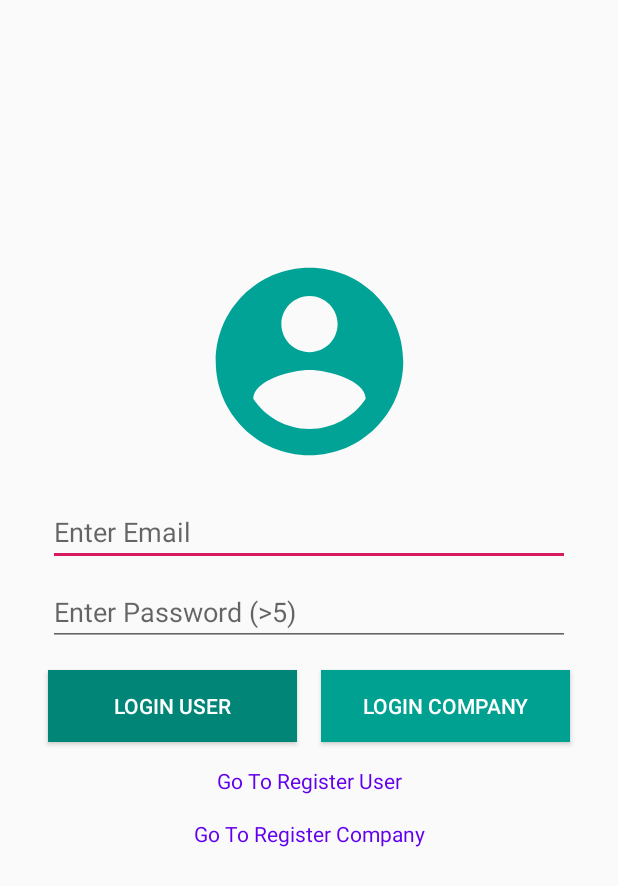
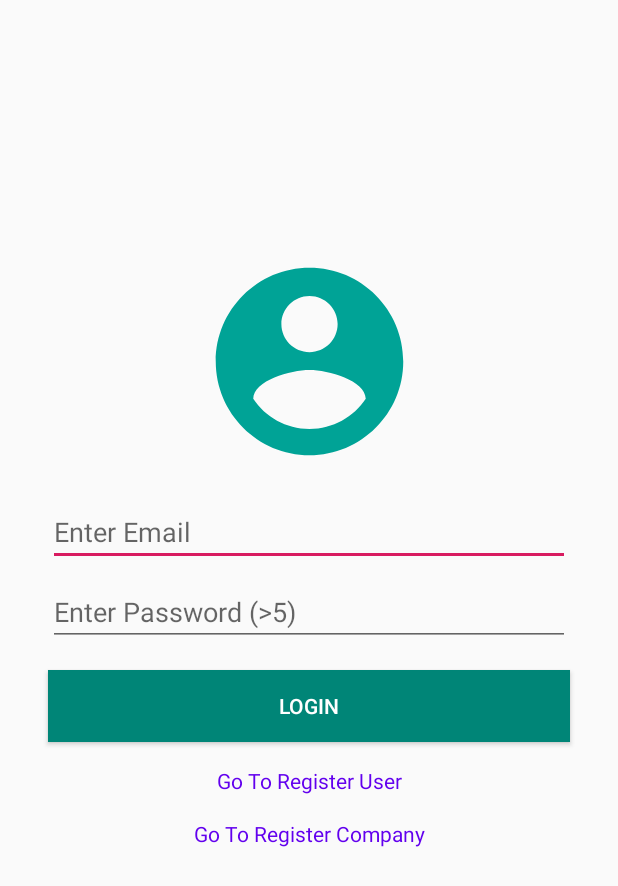
Before and after one commit to DongSin/TARUC_Job2U, an Android app: the layout activity_login.xml on its own in the app's theme, with its tools: preview values and no code run, on a phone screen of 412 x 824 dp. Shown: the top 886 px of the screen. Run offline under Robolectric (Android 15) with nearby library versions, the phone set to English and light mode, and no system bars.

Commit message:
done login

```diff
--- a/app/src/main/java/com/example/tarucjob2u/RegisterActivity.kt
+++ b/app/src/main/java/com/example/tarucjob2u/RegisterActivity.kt
@@ -50,7 +50,7 @@ class RegisterActivity : AppCompatActivity() {
         super.onCreate(savedInstanceState)
         setContentView(R.layout.activity_register)
 
-        FirebaseAuth.getInstance().signInAnonymously()
+
 
         imageViewImageUpload.setOnClickListener {
             it.startAnimation(AnimationUtils.loadAnimation(this, R.anim.anim_click))
--- a/app/src/main/res/layout/activity_login.xml
+++ b/app/src/main/res/layout/activity_login.xml
@@ -57,28 +57,16 @@
         android:id="@+id/buttonLoginUser"
         android:layout_width="0dp"
         android:layout_height="wrap_content"
+        android:layout_marginStart="32dp"
+        android:layout_marginLeft="32dp"
         android:layout_marginTop="16dp"
-        android:layout_marginEnd="8dp"
-        android:layout_marginRight="8dp"
+        android:layout_marginEnd="32dp"
+        android:layout_marginRight="32dp"
         android:background="@color/colorPrimary"
-        android:text="@string/login_user"
+        android:text="@string/login"
         android:textColor="@android:color/white"
-        app:layout_constraintEnd_toStartOf="@+id/buttonLoginCompany"
-        app:layout_constraintStart_toStartOf="@+id/editTextPasswordLogin"
-        app:layout_constraintTop_toBottomOf="@+id/editTextPasswordLogin" />
-
-    <Button
-        android:id="@+id/buttonLoginCompany"
-        android:layout_width="0dp"
-        android:layout_height="wrap_content"
-        android:layout_marginStart="8dp"
-        android:layout_marginLeft="8dp"
-        android:layout_marginTop="16dp"
-        android:background="@color/colorPrimaryThin"
-        android:text="@string/login_company"
-        android:textColor="@android:color/white"
-        app:layout_constraintEnd_toEndOf="@+id/editTextPasswordLogin"
-        app:layout_constraintStart_toEndOf="@+id/buttonLoginUser"
+        app:layout_constraintEnd_toEndOf="parent"
+        app:layout_constraintStart_toStartOf="parent"
         app:layout_constraintTop_toBottomOf="@+id/editTextPasswordLogin" />
 
     <TextView
```
Also changed, not shown: app/src/main/AndroidManifest.xml (+7 -4 lines), app/src/main/java/com/example/tarucjob2u/LoginActivity.kt (+45 -3 lines), app/src/main/java/com/example/tarucjob2u/ui/profile/ProfileFragment.kt (+10 -0 lines), app/src/main/res/layout/fragment_profile.xml (+17 -6 lines).
